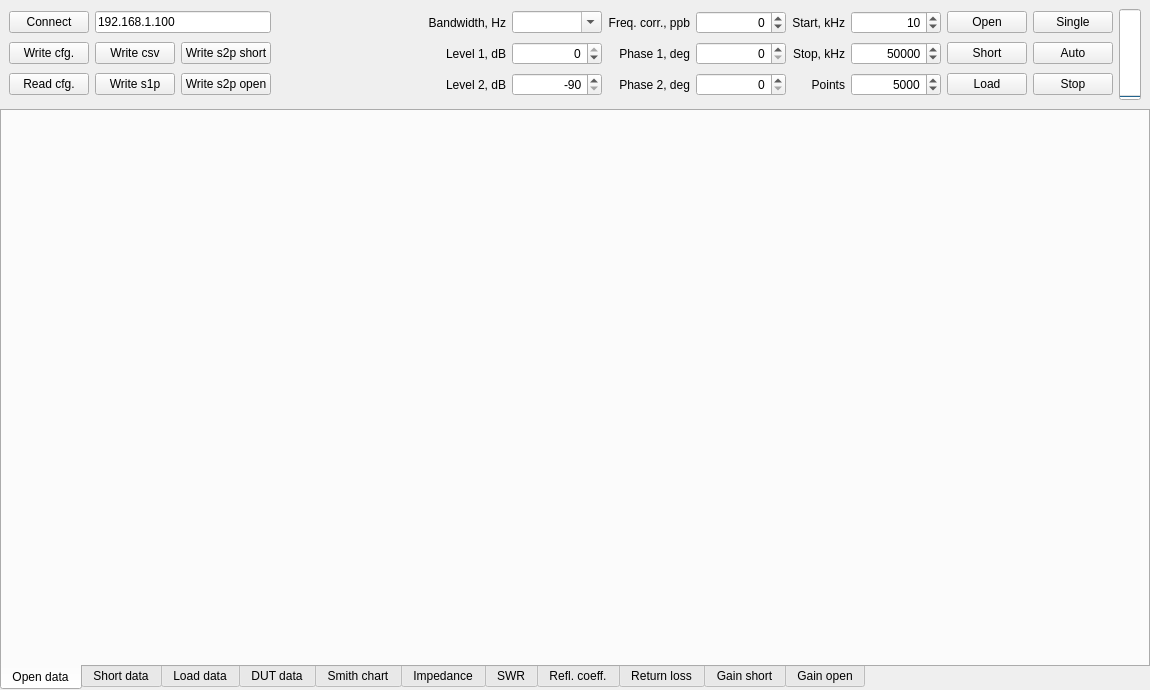
Above: projects/vna/client/vna.ui from pavel-demin/red-pitaya-notes before the change. Below: the same form after it.
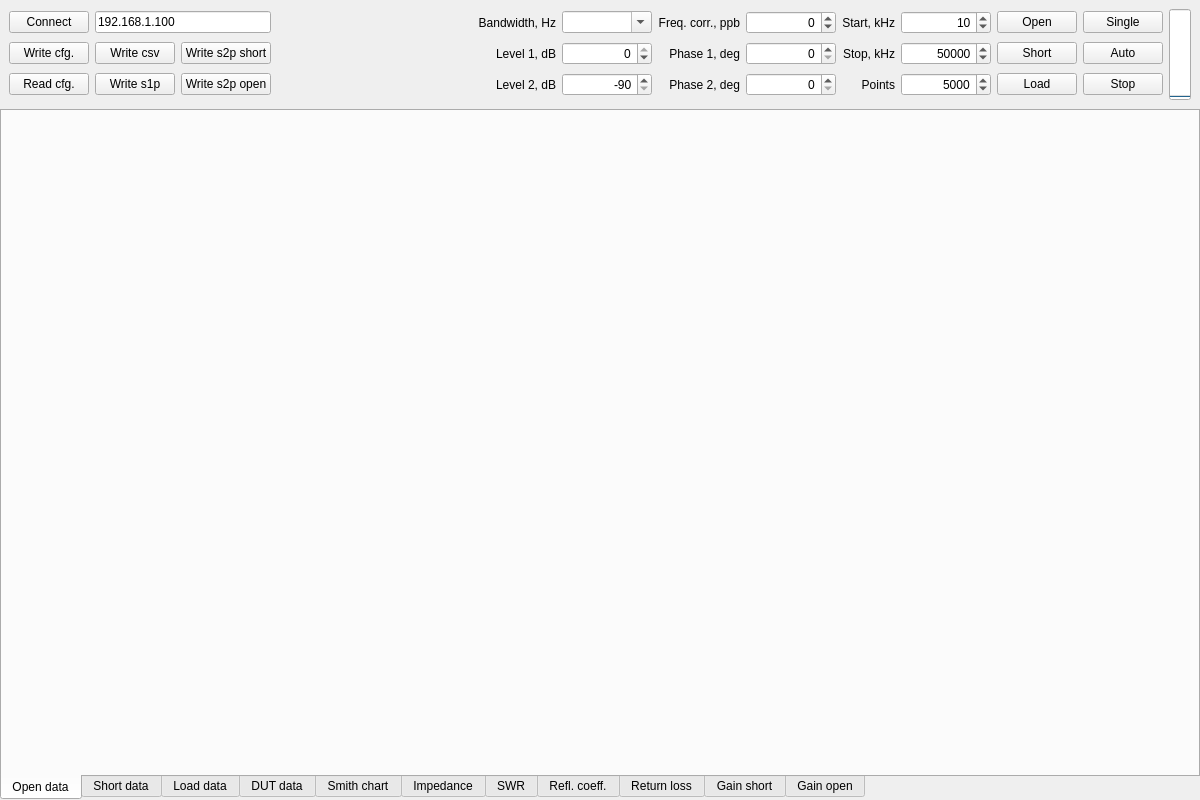
That is the form after the change.

Commit message: increase window size in vna.ui

What changed in the file:
```diff
--- a/projects/vna/client/vna.ui
+++ b/projects/vna/client/vna.ui
@@ -6,14 +6,14 @@
    <rect>
     <x>0</x>
     <y>0</y>
-    <width>1150</width>
-    <height>690</height>
+    <width>1200</width>
+    <height>800</height>
    </rect>
   </property>
   <property name="minimumSize">
    <size>
-    <width>1150</width>
-    <height>690</height>
+    <width>1200</width>
+    <height>800</height>
    </size>
   </property>
   <property name="windowTitle">
```
